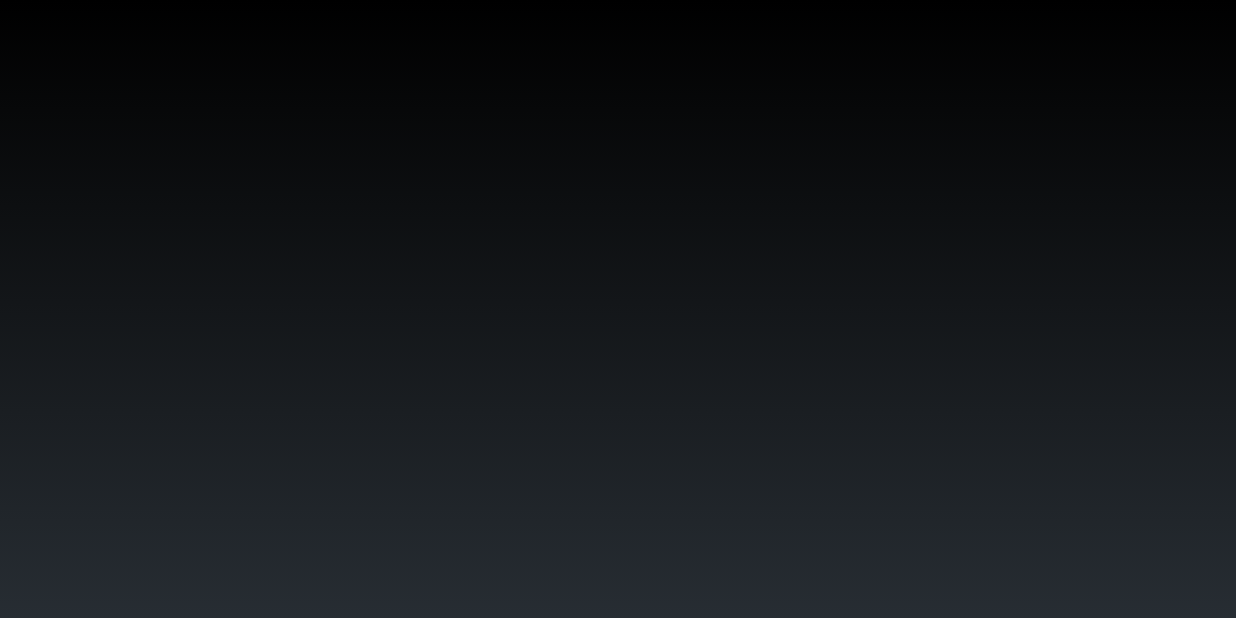
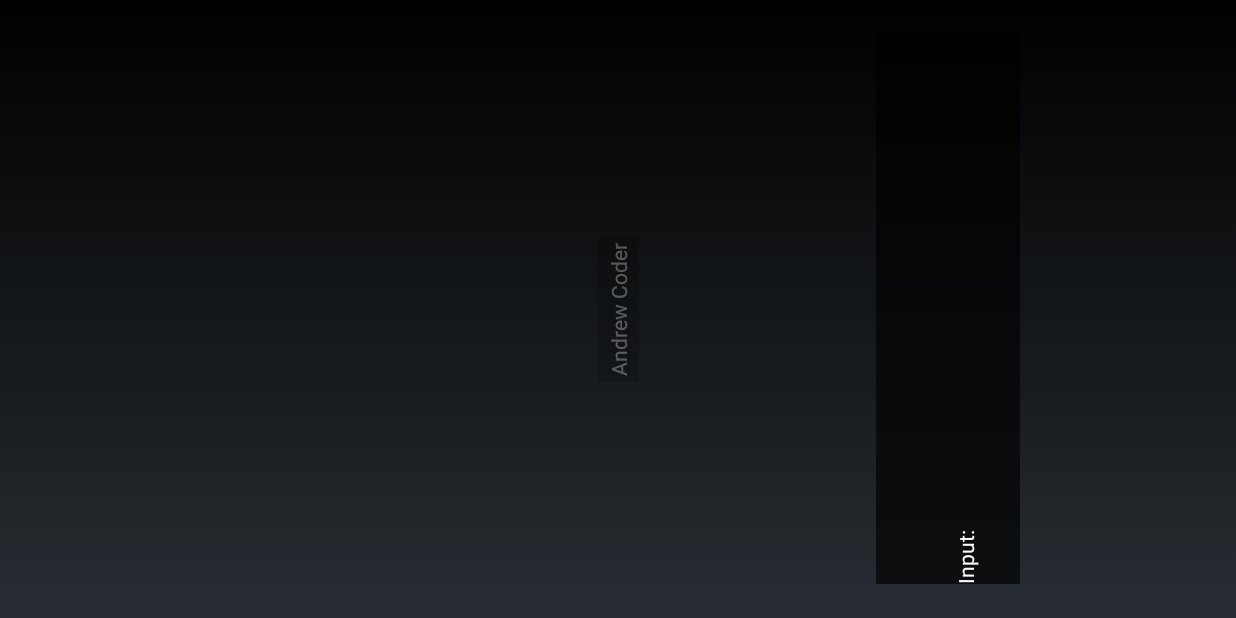
Before and after one commit to sidsenkumar11/AirKeys, an Android app: the screen it shows after launch (MainActivity), on a phone screen of 824 x 412 dp (held sideways). Run offline under Robolectric (Android 15) with nearby library versions, the light colour scheme and no system bars; libraries missing offline, so code that uses them is left out: org.opencv.android, org.opencv.core, org.opencv.imgproc; plain views replace JavaCameraView; 16 statements that could not run were skipped.

Commit message:
added a working input textview but needs styling

```diff
--- a/app/src/main/java/com/example/airkeys/MainActivity.kt
+++ b/app/src/main/java/com/example/airkeys/MainActivity.kt
@@ -18,7 +18,7 @@ import org.opencv.core.Core
 import org.opencv.core.Mat
 import android.view.KeyEvent.KEYCODE_VOLUME_DOWN
 import android.view.KeyEvent.KEYCODE_VOLUME_UP
-
+import android.widget.TextView
 
 
 class MainActivity : Activity(), CameraBridgeViewBase.CvCameraViewListener2 {
@@ -180,6 +180,16 @@ class MainActivity : Activity(), CameraBridgeViewBase.CvCameraViewListener2 {
         if (character != null) {
             runOnUiThread {
                 Toast.makeText(this, character, Toast.LENGTH_LONG).show()
+                val text: TextView = findViewById(R.id.textView) as TextView
+                var str: String = text.text.toString()
+                if (character == "<space>") {
+                    str += " "
+                } else if (character == "<period>") {
+                    str += "."
+                } else {
+                    str += character
+                }
+                text.setText(str)
             }
         }
 
--- a/app/src/main/res/layout/show_camera.xml
+++ b/app/src/main/res/layout/show_camera.xml
@@ -1,8 +1,9 @@
 <?xml version="1.0" encoding="utf-8"?>
-<LinearLayout xmlns:android="http://schemas.android.com/apk/res/android"
-              android:orientation="vertical" android:layout_width="match_parent"
-              xmlns:opencv="http://schemas.android.com/apk/res-auto"
-              android:layout_height="match_parent">
+<android.support.constraint.ConstraintLayout xmlns:android="http://schemas.android.com/apk/res/android"
+                                             xmlns:opencv="http://schemas.android.com/apk/res-auto"
+                                             xmlns:tools="http://schemas.android.com/tools" android:orientation="horizontal"
+                                             android:layout_width="match_parent"
+                                             android:layout_height="match_parent">
 
     <org.opencv.android.JavaCameraView
             android:layout_width="fill_parent"
@@ -11,5 +12,38 @@
             android:id="@+id/camera_activity_view"
             opencv:show_fps="true"
             opencv:camera_id="any"
-            android:onClick="screenTapped" />
-</LinearLayout>
+            android:onClick="screenTapped"
+    />
+    <TextView
+            android:layout_width="368dp"
+            android:layout_height="96dp"
+            android:paddingTop="50dp"
+            android:background="#AA000000"
+            android:textColor="#ffffffff"
+            android:rotation="-90"
+            android:text="Input: " android:id="@+id/textView"
+            opencv:layout_constraintEnd_toEndOf="parent" android:layout_marginBottom="8dp"
+            opencv:layout_constraintBottom_toBottomOf="parent" android:layout_marginTop="8dp"
+            opencv:layout_constraintTop_toTopOf="parent" opencv:layout_constraintVertical_bias="0.498"
+            android:layout_marginEnd="8dp" android:layout_marginStart="8dp"
+            opencv:layout_constraintStart_toStartOf="parent" opencv:layout_constraintHorizontal_bias="1.0"/>
+
+    <TextView
+            android:id="@+id/rotated_text"
+            android:layout_width="wrap_content"
+            android:layout_height="wrap_content"
+            android:layout_alignParentLeft="true"
+            android:layout_centerVertical="true"
+            android:alpha=".3"
+            android:background="#AA000000"
+            android:gravity="center"
+            android:textColor="@android:color/white"
+            android:textSize="14sp"
+            android:padding="4dp"
+            android:rotation="-90"
+            android:text="Andrew Coder" android:layout_marginEnd="8dp"
+            opencv:layout_constraintEnd_toEndOf="parent" android:layout_marginStart="8dp"
+            opencv:layout_constraintStart_toStartOf="parent" opencv:layout_constraintBottom_toBottomOf="parent"
+            android:layout_marginBottom="8dp" android:layout_marginTop="8dp"
+            opencv:layout_constraintTop_toTopOf="parent"/>
+</android.support.constraint.ConstraintLayout>
```
